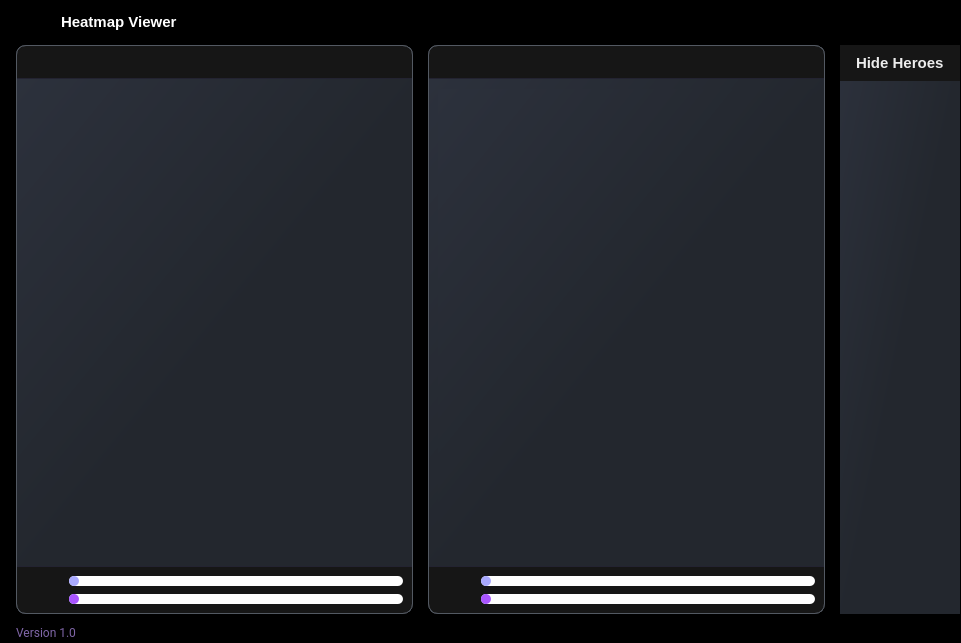
This is ui/pages/hmap_viewer.ui in elian-olbz/mlbb-drafting-and-simulation-tools as Qt 5 draws it before an edit. The edited form follows.
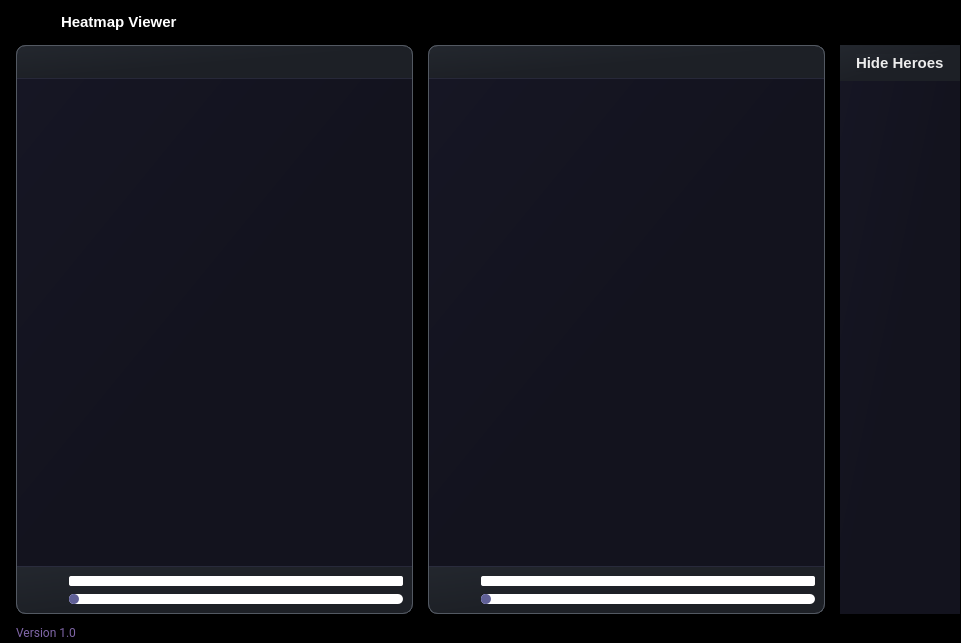
This is the edited form. Icons and pictures are not drawn.

Commit message: Polished quick draft UI. Changed major colors for pages/dialogs, other minor changes on pages widgets.

What changed in the file:
```diff
--- a/ui/pages/hmap_viewer.ui
+++ b/ui/pages/hmap_viewer.ui
@@ -576,17 +576,16 @@
                             </size>
                            </property>
                            <property name="styleSheet">
-                            <string notr="true">
-QProgressBar
+                            <string notr="true">QProgressBar
 {
 background-color: rgb(255, 255, 255);
-border-radius: 5px;
+border-radius: 2px;
 color: transparent;
 }
 QProgressBar::chunk 
 {
 background-color: rgb(170, 170, 255);
-border-radius: 5px;
+border-radius :2px;
 } 
 /*//////////////////////////////////////////////////////////////////////////////////////////////////////////*/
 
@@ -602,7 +601,7 @@
 }
 
 QSlider::handle {
-	background-color: rgb(170, 85, 255);
+	background-color: #606097;
     height: 10px;
     width: 10px;
     border-radius: 5px;
@@ -681,7 +680,7 @@
                                 <widget class="QFrame" name="frame_6">
                                  <property name="styleSheet">
                                   <string notr="true">QFrame #frame_6{
-background-color: rgb(22, 22, 22);
+background-color: qlineargradient(spread:pad, x1:0, y1:0, x2:1, y2:1, stop:0 rgba(35, 39, 46, 255), stop:0.521368 rgba(29, 32, 38, 255));
 border-top-left-radius:10px;
 border-top-right-radius:10px;
 border: 1px solid;
@@ -750,7 +749,7 @@
                                 <widget class="QFrame" name="frame_15">
                                  <property name="styleSheet">
                                   <string notr="true">QFrame #frame_15{
-background-color: qlineargradient(spread:pad, x1:0, y1:0, x2:1, y2:1, stop:0 rgba(44, 49, 60, 255), stop:0.521368 rgba(35, 39, 46, 255));
+background-color: qlineargradient(spread:pad, x1:0, y1:0, x2:1, y2:1, stop:0 rgba(22, 22, 36, 255), stop:0.521368 rgba(19, 19, 30, 255));
 border: 1px solid;
 border-color: rgb(83, 89, 98);
 border-top-color: transparent;
@@ -793,7 +792,7 @@
                                 <widget class="QFrame" name="frame_8">
                                  <property name="styleSheet">
                                   <string notr="true">QFrame #frame_8{
-background-color: rgb(22, 22, 22);
+background-color: qlineargradient(spread:pad, x1:0, y1:0, x2:1, y2:1, stop:0 rgba(35, 39, 46, 255), stop:0.521368 rgba(29, 32, 38, 255));
 border-bottom-left-radius:10px;
 border-bottom-right-radius:10px;
 border: 1px solid;
@@ -876,7 +875,7 @@
                                         <string notr="true"/>
                                        </property>
                                        <property name="value">
-                                        <number>3</number>
+                                        <number>0</number>
                                        </property>
                                       </widget>
                                      </item>
@@ -944,7 +943,7 @@
                                 <widget class="QFrame" name="frame_14">
                                  <property name="styleSheet">
                                   <string notr="true">QFrame #frame_14{
-background-color: rgb(22, 22, 22);
+background-color: qlineargradient(spread:pad, x1:0, y1:0, x2:1, y2:1, stop:0 rgba(35, 39, 46, 255), stop:0.521368 rgba(29, 32, 38, 255));
 border-top-left-radius:10px;
 border-top-right-radius:10px;
 border: 1px solid;
@@ -1013,13 +1012,7 @@
                                 <widget class="QFrame" name="frame_11">
                                  <property name="styleSheet">
                                   <string notr="true">QFrame #frame_11{
-background-color: qlineargradient(spread:pad, x1:0, y1:0, x2:1, y2:1, stop:0 rgba(44, 49, 60, 255), stop:0.521368 rgba(35, 39, 46, 255));
-border: 1px solid;
-border-color: rgb(83, 89, 98);
-border-top-color: transparent;
-border-bottom-color: transparent;
-}QFrame #frame_15{
-background-color: qlineargradient(spread:pad, x1:0, y1:0, x2:1, y2:1, stop:0 rgba(44, 49, 60, 255), stop:0.521368 rgba(35, 39, 46, 255));
+background-color: qlineargradient(spread:pad, x1:0, y1:0, x2:1, y2:1, stop:0 rgba(22, 22, 36, 255), stop:0.521368 rgba(19, 19, 30, 255));
 border: 1px solid;
 border-color: rgb(83, 89, 98);
 border-top-color: transparent;
@@ -1048,7 +1041,7 @@
                                      </size>
                                     </property>
                                     <property name="styleSheet">
-                                     <string notr="true">background-color: qlineargradient(spread:pad, x1:0, y1:0, x2:1, y2:1, stop:0 rgba(44, 49, 60, 255), stop:0.521368 rgba(35, 39, 46, 255));</string>
+                                     <string notr="true"/>
                                     </property>
                                     <property name="verticalScrollBarPolicy">
                                      <enum>Qt::ScrollBarAlwaysOff</enum>
@@ -1095,7 +1088,7 @@
                                    <widget class="QFrame" name="frame_10">
                                     <property name="styleSheet">
                                      <string notr="true">QFrame #frame_10{
-background-color: rgb(22, 22, 22);
+background-color: qlineargradient(spread:pad, x1:0, y1:0, x2:1, y2:1, stop:0 rgba(35, 39, 46, 255), stop:0.521368 rgba(29, 32, 38, 255));
 border-bottom-left-radius:10px;
 border-bottom-right-radius:10px;
 border: 1px solid;
@@ -1178,7 +1171,7 @@
                                            <string notr="true"/>
                                           </property>
                                           <property name="value">
-                                           <number>3</number>
+                                           <number>0</number>
                                           </property>
                                          </widget>
                                         </item>
@@ -1240,7 +1233,7 @@
                               </property>
                               <property name="styleSheet">
                                <string notr="true">QFrame #right_frame{
-background-color: qlineargradient(spread:pad, x1:0, y1:0, x2:1, y2:1, stop:0 rgba(44, 49, 60, 255), stop:0.521368 rgba(35, 39, 46, 255));
+background-color: qlineargradient(spread:pad, x1:0, y1:0, x2:1, y2:1, stop:0 rgba(22, 22, 36, 255), stop:0.521368 rgba(19, 19, 30, 255));
 }</string>
                               </property>
                               <property name="frameShape">
@@ -1262,7 +1255,7 @@
                                <item alignment="Qt::AlignTop">
                                 <widget class="QFrame" name="frame">
                                  <property name="styleSheet">
-                                  <string notr="true">background-color: rgb(22, 22, 22);</string>
+                                  <string notr="true">background-color: qlineargradient(spread:pad, x1:0, y1:0, x2:1, y2:1, stop:0 rgba(35, 39, 46, 255), stop:0.521368 rgba(29, 32, 38, 255));</string>
                                  </property>
                                  <property name="frameShape">
                                   <enum>QFrame::StyledPanel</enum>
@@ -1335,7 +1328,7 @@
                                         </font>
                                        </property>
                                        <property name="text">
-                                        <string> </string>
+                                        <string/>
                                        </property>
                                       </widget>
                                      </item>
@@ -1381,7 +1374,7 @@
                                         </font>
                                        </property>
                                        <property name="text">
-                                        <string> </string>
+                                        <string/>
                                        </property>
                                       </widget>
                                      </item>
@@ -1427,7 +1420,7 @@
                                         </font>
                                        </property>
                                        <property name="text">
-                                        <string> </string>
+                                        <string/>
                                        </property>
                                       </widget>
                                      </item>
@@ -1473,7 +1466,7 @@
                                         </font>
                                        </property>
                                        <property name="text">
-                                        <string> </string>
+                                        <string/>
                                        </property>
                                       </widget>
                                      </item>
@@ -1519,7 +1512,7 @@
                                         </font>
                                        </property>
                                        <property name="text">
-                                        <string> </string>
+                                        <string/>
                                        </property>
                                       </widget>
                                      </item>
@@ -1571,7 +1564,7 @@
                                         </font>
                                        </property>
                                        <property name="text">
-                                        <string> </string>
+                                        <string/>
                                        </property>
                                       </widget>
                                      </item>
@@ -1617,7 +1610,7 @@
                                         </font>
                                        </property>
                                        <property name="text">
-                                        <string> </string>
+                                        <string/>
                                        </property>
                                       </widget>
                                      </item>
@@ -1663,7 +1656,7 @@
                                         </font>
                                        </property>
                                        <property name="text">
-                                        <string> </string>
+                                        <string/>
                                        </property>
                                       </widget>
                                      </item>
@@ -1709,7 +1702,7 @@
                                         </font>
                                        </property>
                                        <property name="text">
-                                        <string> </string>
+                                        <string/>
                                        </property>
                                       </widget>
                                      </item>
@@ -1755,7 +1748,7 @@
                                         </font>
                                        </property>
                                        <property name="text">
-                                        <string> </string>
+                                        <string/>
                                        </property>
                                       </widget>
                                      </item>
```
The commit also changes 15 other files.
